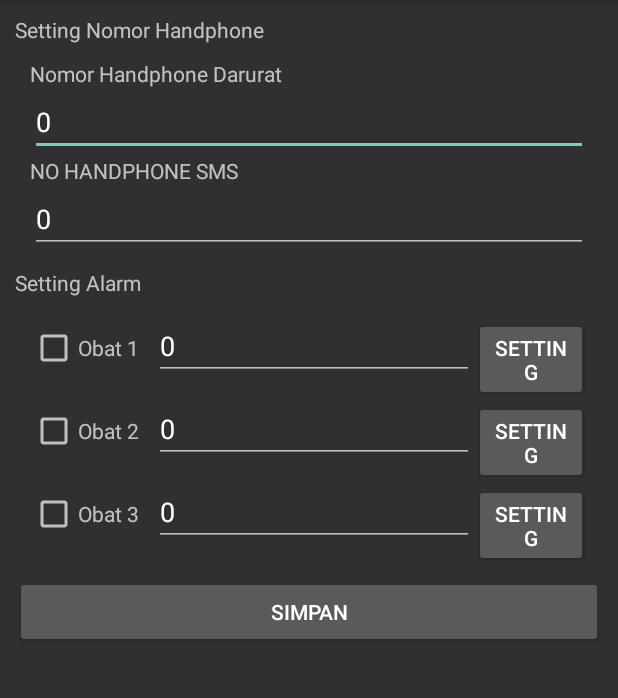
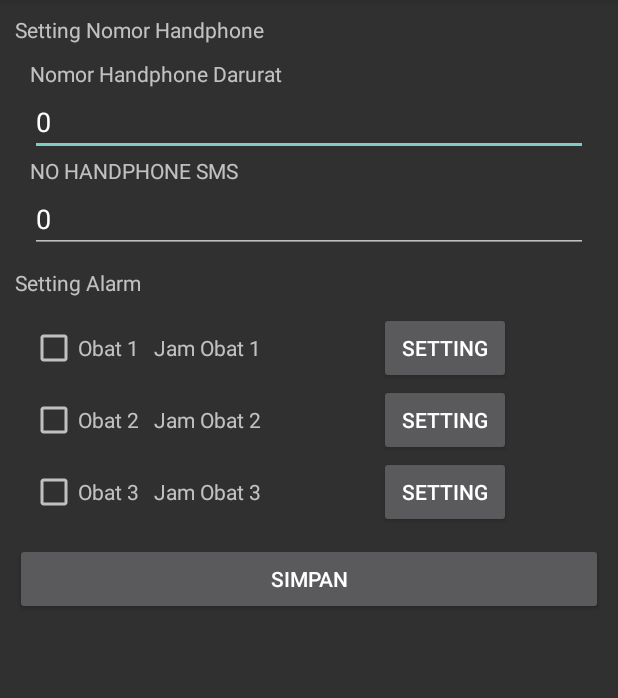
Before and after one commit to handharbeni/VoiceTime, an Android app: the AddAlarm screen opened directly, with no data from a screen before it, on a phone screen of 412 x 824 dp, the part 84-782 px from its top. Run offline under Robolectric (Android 15) with nearby library versions, the phone set to English and light mode, and no system bars; our stand-ins replace ButterKnife; 4 statements that could not run were skipped.

Commit message:
update field

```diff
--- a/app/src/main/java/mhandharbeni/com/voicetime/BaseActivity.java
+++ b/app/src/main/java/mhandharbeni/com/voicetime/BaseActivity.java
@@ -15,9 +15,6 @@ import android.view.Menu;
 import butterknife.BindView;
 import butterknife.ButterKnife;
 
-/**
- * Created by Phillip Hsu on 5/31/2016.
- */
 public abstract class BaseActivity extends AppCompatActivity {
 
     @Nullable
--- a/app/src/main/res/layout/settting_main.xml
+++ b/app/src/main/res/layout/settting_main.xml
@@ -81,14 +81,14 @@
                         android:layout_height="wrap_content"
                         android:text="@string/obat_1" />
 
-                    <EditText
+                    <TextView
+                        android:id="@+id/obat1"
+                        android:layout_width="150dp"
+                        android:layout_height="wrap_content"
                         android:layout_marginLeft="10dp"
-                        android:id="@+id/obat1"
-                        android:layout_width="wrap_content"
-                        android:layout_height="wrap_content"
                         android:ems="10"
-                        android:inputType="text"
-                        android:hint="@string/jam_obat_1" />
+                        android:hint="@string/jam_obat_1"
+                        android:inputType="text" />
                     <android.support.v7.widget.AppCompatButton
                         android:id="@+id/btnObat1"
                         android:text="SETTING"
@@ -108,14 +108,14 @@
                         android:layout_height="wrap_content"
                         android:text="@string/obat_2" />
 
-                    <EditText
+                    <TextView
+                        android:id="@+id/obat2"
+                        android:layout_width="150dp"
+                        android:layout_height="wrap_content"
                         android:layout_marginLeft="10dp"
-                        android:id="@+id/obat2"
-                        android:layout_width="wrap_content"
-                        android:layout_height="wrap_content"
                         android:ems="10"
-                        android:inputType="text"
-                        android:hint="@string/jam_obat_2" />
+                        android:hint="@string/jam_obat_2"
+                        android:inputType="text" />
                     <android.support.v7.widget.AppCompatButton
                         android:id="@+id/btnObat2"
                         android:text="SETTING"
@@ -135,14 +135,14 @@
                         android:layout_height="wrap_content"
                         android:text="@string/obat_3" />
 
-                    <EditText
+                    <TextView
+                        android:id="@+id/obat3"
+                        android:layout_width="150dp"
+                        android:layout_height="wrap_content"
                         android:layout_marginLeft="10dp"
-                        android:id="@+id/obat3"
-                        android:layout_width="wrap_content"
-                        android:layout_height="wrap_content"
                         android:ems="10"
-                        android:inputType="text"
-                        android:hint="@string/jam_obat_3" />
+                        android:hint="@string/jam_obat_3"
+                        android:inputType="text" />
                     <android.support.v7.widget.AppCompatButton
                         android:id="@+id/btnObat3"
                         android:text="SETTING"
--- a/app/src/main/res/values/colors.xml
+++ b/app/src/main/res/values/colors.xml
@@ -19,13 +19,13 @@
   -->
 
 <resources>
-    <color name="colorPrimary">#1C46A0</color>
-    <color name="colorPrimaryDark">#143782</color>
-    <color name="colorAccent">#FF5252</color>
+    <color name="colorPrimary">#3d61af</color>
+    <color name="colorPrimaryDark">#385186</color>
+    <color name="colorAccent">#a98787</color>
     <color name="colorPrimaryFallback">#2355BE</color>
 
-    <color name="colorPrimaryInverse">#212121</color>
-    <color name="colorPrimaryDarkInverse">@android:color/black</color>
+    <color name="colorPrimaryInverse">#ffffff</color>
+    <color name="colorPrimaryDarkInverse">@android:color/white</color>
     <!-- Same as colorAccent, can't find a lighter accent color that looks red enough.. -->
     <color name="colorAccentInverse">#FF5252</color>
     <color name="colorPrimaryFallbackInverse">#303030</color>
```
